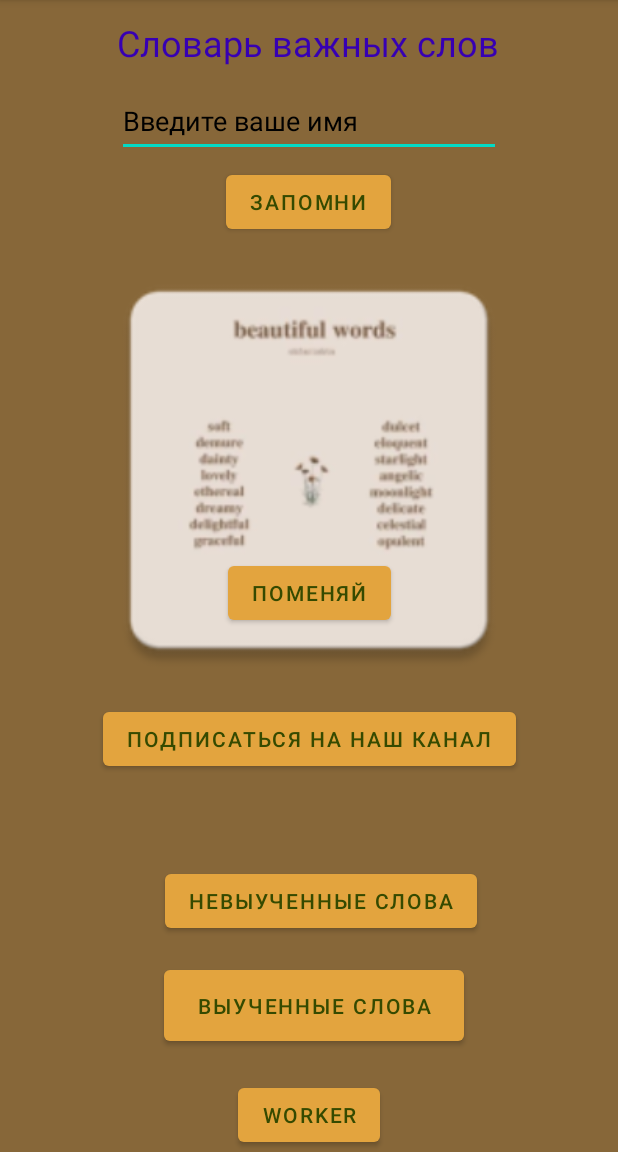
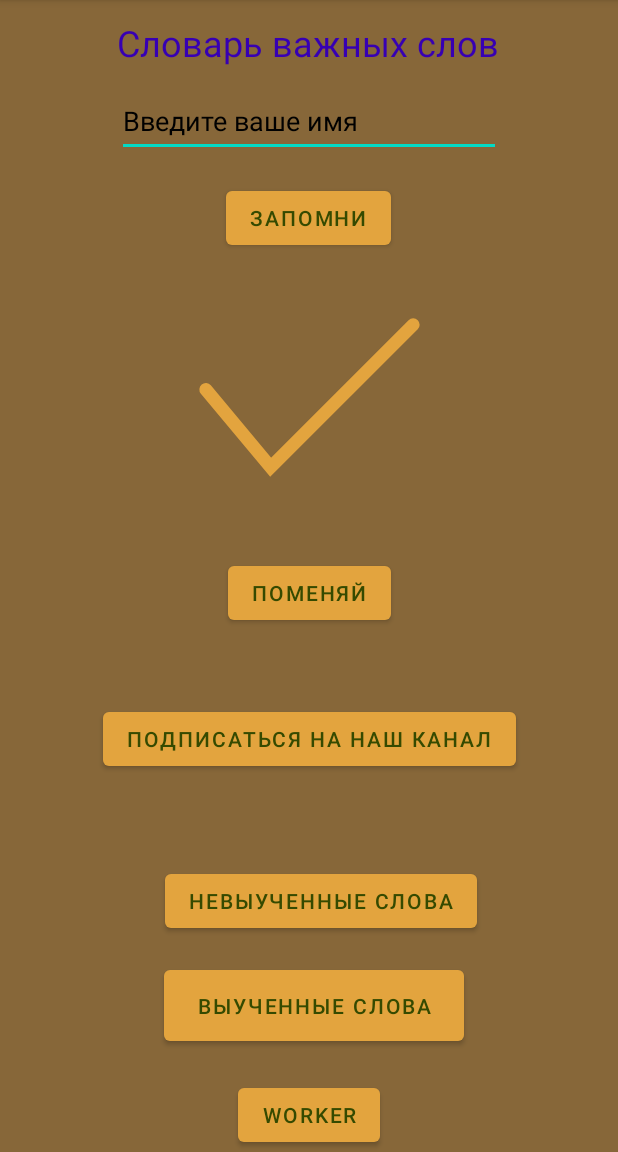
Before and after one commit to akneshoot/MobilKillMe, an Android app: the FirstFragment screen opened directly, with no data from a screen before it, on a phone screen of 412 x 824 dp, the part 84-1236 px from its top. Run offline under Robolectric (Android 15) with nearby library versions, the light colour scheme and no system bars; our stand-ins replace Room's generated code; 1 statement that could not run was skipped.

Commit message:
11 task mobilki

```diff
--- a/app/build.gradle
+++ b/app/build.gradle
@@ -8,7 +8,7 @@ android {
 
     defaultConfig {
         applicationId "com.example.practica4"
-        minSdk 18
+        minSdk 21
         targetSdk 33
         versionCode 1
         versionName "1.0"
--- a/app/src/main/java/com/example/practica4/view/FirstFragment.java
+++ b/app/src/main/java/com/example/practica4/view/FirstFragment.java
@@ -5,6 +5,7 @@ import android.app.NotificationManager;
 import android.content.Context;
 import android.content.Intent;
 import android.content.SharedPreferences;
+import android.graphics.drawable.AnimatedVectorDrawable;
 import android.net.Uri;
 import android.os.Bundle;
 import android.os.Handler;
@@ -119,7 +120,7 @@ public class FirstFragment extends Fragment {
             }
         });
 
-        imageView = getView().findViewById(R.id.imageView9);
+        imageView = getView().findViewById(R.id.imageView);
         imageChange = new Imagechange(R.drawable.vocabulary);
 
         Button buttonChangeImage = getView().findViewById(R.id.buttonChangeImage);
@@ -162,7 +163,16 @@ public class FirstFragment extends Fragment {
 
             }
         });
-
+        imageView = view.findViewById(R.id.imageView);
+        imageView.setOnClickListener(new View.OnClickListener() {
+            @Override
+            public void onClick(View view) {
+                AnimatedVectorDrawable drawable = (AnimatedVectorDrawable) imageView.getDrawable();
+                if (drawable != null) {
+                    drawable.start();
+                }
+            }
+        });
     }
 
 
--- /dev/null
+++ b/app/src/main/res/anim/slide_in_left.xml
@@ -0,0 +1,9 @@
+<?xml version="1.0" encoding="utf-8"?>
+<set xmlns:android="http://schemas.android.com/apk/res/android">
+    <translate
+        android:fromXDelta="-100%p"
+        android:toXDelta="0%p"
+        android:duration="@android:integer/config_longAnimTime"/>
+    <alpha android:fromAlpha="0.0" android:toAlpha="1.0"
+        android:duration="@android:integer/config_longAnimTime" />
+</set>
--- /dev/null
+++ b/app/src/main/res/anim/slide_in_right.xml
@@ -0,0 +1,9 @@
+<?xml version="1.0" encoding="utf-8"?>
+<set xmlns:android="http://schemas.android.com/apk/res/android">
+    <translate
+        android:duration="@android:integer/config_longAnimTime"
+        android:fromXDelta="100%p"
+        android:toXDelta="0%p"/>
+    <alpha android:fromAlpha="0.0" android:toAlpha="1.0"
+        android:duration="@android:integer/config_longAnimTime" />
+</set>
--- /dev/null
+++ b/app/src/main/res/anim/slide_out_left.xml
@@ -0,0 +1,9 @@
+<?xml version="1.0" encoding="utf-8"?>
+<set xmlns:android="http://schemas.android.com/apk/res/android">
+    <translate
+        android:duration="@android:integer/config_longAnimTime"
+        android:fromXDelta="0%p"
+        android:toXDelta="-100%p"/>
+    <alpha android:fromAlpha="1.0" android:toAlpha="0.0"
+        android:duration="@android:integer/config_longAnimTime" />
+</set>
--- /dev/null
+++ b/app/src/main/res/anim/slide_out_right.xml
@@ -0,0 +1,9 @@
+<?xml version="1.0" encoding="utf-8"?>
+<set xmlns:android="http://schemas.android.com/apk/res/android">
+    <translate
+        android:fromXDelta="0%p"
+        android:toXDelta="100%p"
+        android:duration="@android:integer/config_longAnimTime"/>
+    <alpha android:fromAlpha="1.0" android:toAlpha="0.0"
+        android:duration="@android:integer/config_longAnimTime" />
+</set>
--- /dev/null
+++ b/app/src/main/res/drawable/vector_animation.xml
@@ -0,0 +1,35 @@
+<animated-vector
+    xmlns:android="http://schemas.android.com/apk/res/android"
+    xmlns:aapt="http://schemas.android.com/aapt">
+    <aapt:attr name="android:drawable">
+        <vector
+            android:name="vector"
+            android:width="10dp"
+            android:height="10dp"
+            android:viewportWidth="24"
+            android:viewportHeight="24">
+            <path
+                android:name="border"
+                android:pathData="M 0 0 L 0 24 L 24 24 L 24 0 L 0 0"
+                android:strokeWidth="2"/>
+            <path
+                android:name="check"
+                android:pathData="M 4 12 L 9 18 L 20 7"
+                android:strokeColor="#E3A43E"
+                android:strokeWidth="1"
+                android:strokeLineCap="round"
+                android:strokeMiterLimit="5"/>
+        </vector>
+    </aapt:attr>
+    <target android:name="check">
+        <aapt:attr name="android:animation">
+            <objectAnimator
+                android:propertyName="trimPathEnd"
+                android:duration="200"
+                android:valueFrom="0"
+                android:valueTo="1"
+                android:valueType="floatType"
+                android:interpolator="@android:anim/accelerate_interpolator"/>
+        </aapt:attr>
+    </target>
+</animated-vector>
--- a/app/src/main/res/layout/fragment_first.xml
+++ b/app/src/main/res/layout/fragment_first.xml
@@ -37,7 +37,7 @@
                 app:layout_constraintHorizontal_bias="0.498"
                 app:layout_constraintStart_toStartOf="parent"
                 app:layout_constraintTop_toTopOf="@+id/main_text"
-                app:layout_constraintVertical_bias="0.317"
+                app:layout_constraintVertical_bias="0.351"
                 tools:ignore="MissingConstraints" />
 
             <EditText
@@ -70,18 +70,19 @@
                 app:layout_constraintTop_toTopOf="parent" />
 
             <ImageView
-                android:id="@+id/imageView9"
-                android:layout_width="300dp"
-                android:layout_height="300dp"
-                android:layout_marginStart="55dp"
-                android:layout_marginTop="40dp"
-                android:layout_marginEnd="56dp"
-                android:layout_marginBottom="286dp"
-                app:layout_constraintBottom_toBottomOf="parent"
+                android:id="@+id/imageView"
+                android:layout_width="207dp"
+                android:layout_height="310dp"
+                android:layout_below="@+id/textView"
+                android:layout_alignBottom="@+id/textView"
+                android:layout_alignParentStart="true"
+                android:layout_alignParentEnd="true"
+                android:src="@drawable/vector_animation"
+                app:layout_constraintBottom_toTopOf="@+id/Button1"
                 app:layout_constraintEnd_toEndOf="parent"
                 app:layout_constraintStart_toStartOf="parent"
-                app:layout_constraintTop_toBottomOf="@+id/editTextTextPersonName"
-                app:srcCompat="@drawable/vocabulary" />
+                app:layout_constraintTop_toTopOf="parent"
+                app:layout_constraintVertical_bias="0.393" />
 
             <Button
                 android:id="@+id/buttonChangeImage"
--- a/app/src/main/res/navigation/nav_graph.xml
+++ b/app/src/main/res/navigation/nav_graph.xml
@@ -11,10 +11,18 @@
 
         <action
             android:id="@+id/action_firstFragment_to_secondFragment"
-            app:destination="@id/secondFragment" />
+            app:destination="@id/secondFragment"
+            app:enterAnim="@anim/slide_in_right"
+            app:exitAnim="@anim/slide_out_left"
+            app:popEnterAnim="@anim/slide_in_left"
+            app:popExitAnim="@anim/slide_out_right" />
         <action
             android:id="@+id/action_firstFragment_to_thirdFragment"
-            app:destination="@id/thirdFragment" />
+            app:destination="@id/thirdFragment"
+            app:enterAnim="@anim/slide_in_right"
+            app:exitAnim="@anim/slide_out_left"
+            app:popEnterAnim="@anim/slide_in_left"
+            app:popExitAnim="@anim/slide_out_right" />
     </fragment>
 
     <fragment
@@ -24,7 +32,11 @@
         tools:layout="@layout/fragment_second" >
         <action
             android:id="@+id/action_secondFragment_to_thirdFragment"
-            app:destination="@id/thirdFragment" />
+            app:destination="@id/thirdFragment"
+            app:enterAnim="@anim/slide_in_left"
+            app:exitAnim="@anim/slide_out_right"
+            app:popEnterAnim="@anim/slide_in_right"
+            app:popExitAnim="@anim/slide_out_left" />
 
     </fragment>
 
```
